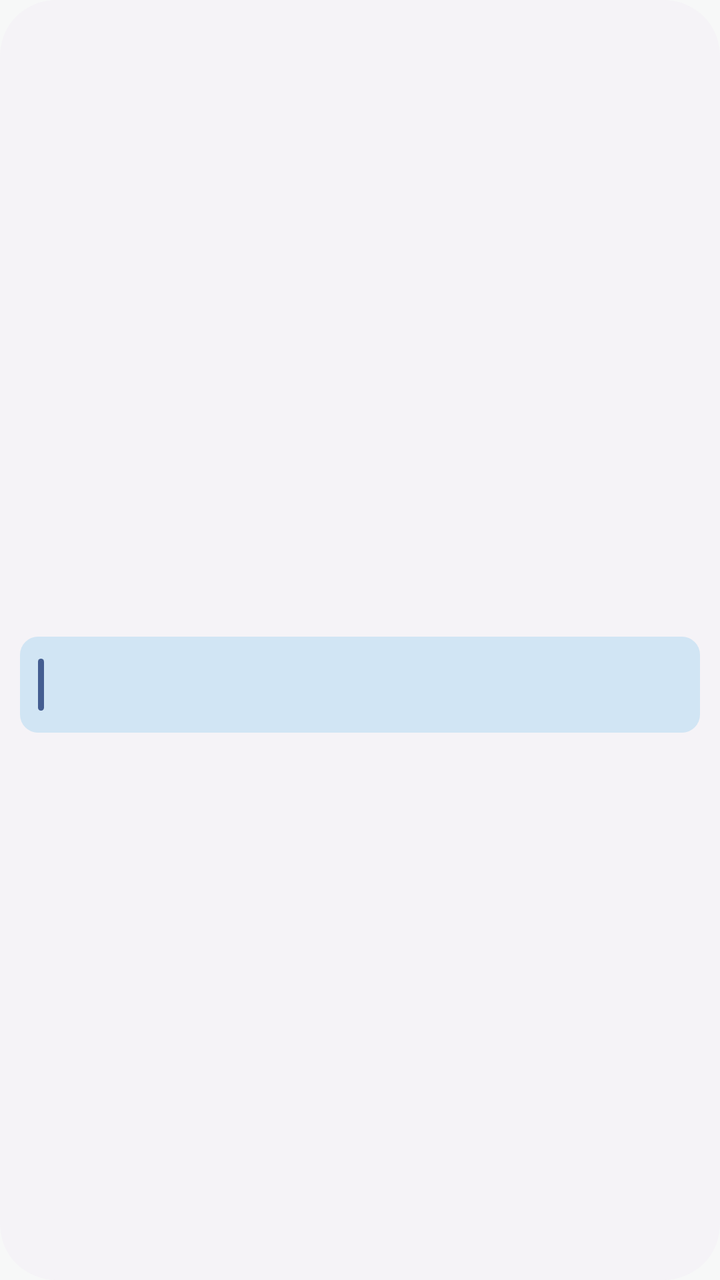
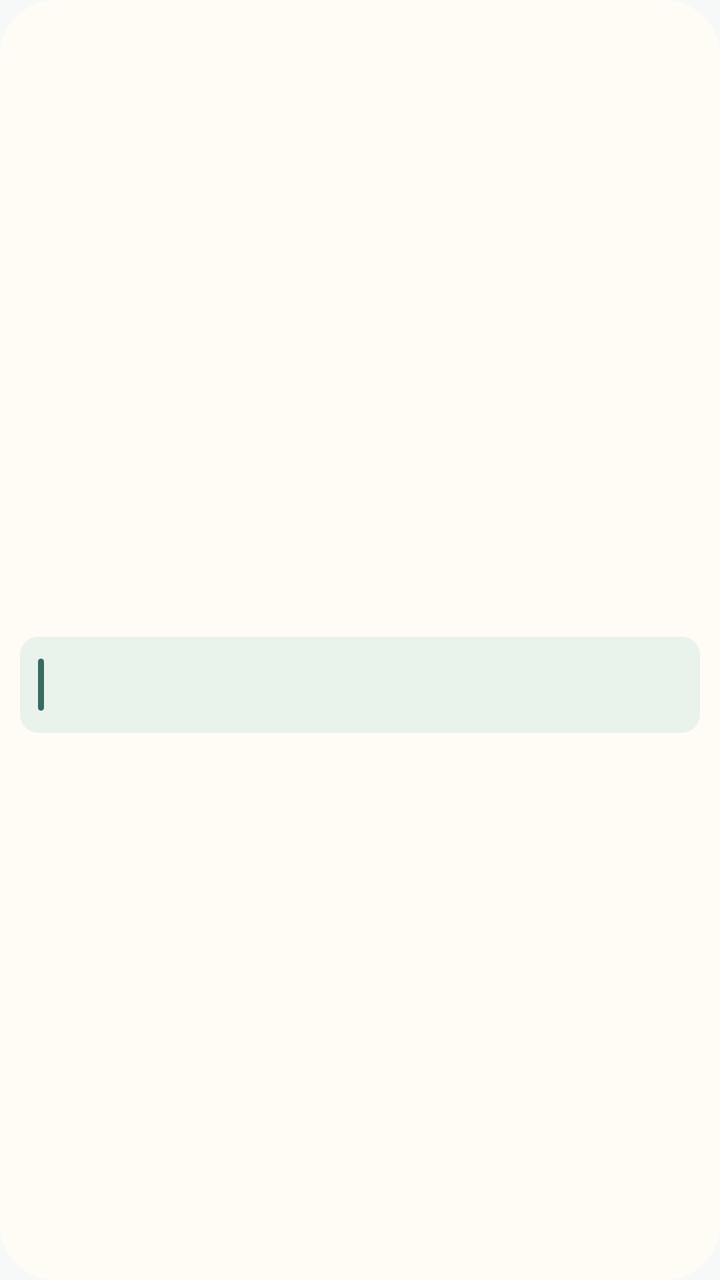

Before-and-after screenshots of an Android layout around one commit, followed by the original layout XML and the change that was made.
<!-- AndroidManifest.xml: application theme Theme.ClassTools -->
<!-- res/layout/timetable_widget.xml -->
<FrameLayout xmlns:android="http://schemas.android.com/apk/res/android" android:layout_width="match_parent" android:layout_height="match_parent" android:id="@+id/widget_root">
    <ImageView android:layout_width="match_parent" android:layout_height="match_parent" android:id="@+id/widget_backplate" android:src="@drawable/widget_paper_shape" android:scaleType="fitXY" android:importantForAccessibility="no" />
    <LinearLayout android:layout_width="match_parent" android:layout_height="match_parent" android:id="@+id/widget_body" android:orientation="vertical" android:gravity="center_vertical" android:padding="10dp">
        <LinearLayout android:layout_width="match_parent" android:layout_height="wrap_content" android:id="@+id/widget_header" android:orientation="horizontal" android:gravity="center_vertical" android:minHeight="48dp">
            <TextView android:layout_width="wrap_content" android:layout_height="wrap_content" android:id="@+id/widget_number" android:includeFontPadding="false" android:textSize="29sp" android:textColor="@color/widget_ink" android:ellipsize="end" android:maxLines="1" android:textStyle="bold" android:layout_marginEnd="5dp" />
            <ImageView android:layout_width="16dp" android:layout_height="16dp" android:id="@+id/widget_icon" android:importantForAccessibility="no" android:layout_marginEnd="5dp" />
            <TextView android:layout_width="0dp" android:layout_height="wrap_content" android:id="@+id/widget_heading" android:includeFontPadding="false" android:textSize="13sp" android:textColor="@color/widget_ink" android:ellipsize="end" android:maxLines="1" android:layout_weight="1" android:fontFamily="sans-serif-medium" />
            <TextView android:layout_width="wrap_content" android:layout_height="wrap_content" android:id="@+id/widget_summary" android:includeFontPadding="false" android:textSize="11sp" android:textColor="@color/widget_ink" android:ellipsize="end" android:maxLines="1" android:maxWidth="106dp" android:gravity="end" />
            <TextView android:layout_width="48dp" android:layout_height="48dp" android:id="@+id/widget_add" android:includeFontPadding="false" android:textSize="27sp" android:textColor="@color/widget_ink" android:ellipsize="end" android:maxLines="1" android:gravity="center" android:text="+" android:contentDescription="新建个人任务" android:visibility="gone" />
        </LinearLayout>
        <FrameLayout android:layout_width="match_parent" android:layout_height="wrap_content" android:id="@+id/widget_primary" android:minHeight="48dp" android:layout_marginBottom="3dp">
            <ImageView android:layout_width="match_parent" android:layout_height="match_parent" android:id="@+id/widget_primary_fill" android:src="@drawable/widget_band_shape" android:scaleType="fitXY" android:importantForAccessibility="no" />
            <LinearLayout android:layout_width="match_parent" android:layout_height="wrap_content" android:orientation="horizontal" android:minHeight="48dp" android:gravity="center_vertical" android:id="@+id/widget_primary_body" android:paddingHorizontal="9dp" android:paddingVertical="3dp">
                <ImageView android:layout_width="3dp" android:layout_height="26dp" android:id="@+id/widget_primary_rule" android:src="@drawable/widget_rule_shape" android:scaleType="fitXY" android:importantForAccessibility="no" />
                <LinearLayout android:layout_width="0dp" android:layout_height="wrap_content" android:orientation="vertical" android:layout_weight="1" android:paddingStart="8dp">
                    <TextView android:layout_width="match_parent" android:layout_height="wrap_content" android:id="@+id/widget_course" android:includeFontPadding="false" android:textSize="16sp" android:textColor="@color/widget_ink" android:ellipsize="end" android:maxLines="1" android:textStyle="bold" />
                    <TextView android:layout_width="match_parent" android:layout_height="wrap_content" android:id="@+id/widget_details" android:includeFontPadding="false" android:textSize="12sp" android:textColor="@color/widget_ink" android:ellipsize="end" android:maxLines="1" />
                </LinearLayout>
            </LinearLayout>
        </FrameLayout>
        <LinearLayout android:layout_width="match_parent" android:layout_height="wrap_content" android:id="@+id/widget_list" android:orientation="vertical" />
    </LinearLayout>
</FrameLayout>
<!-- resources referenced by this layout -->
<resources>
  <color name="widget_ink">#1C2629</color>
  <!-- drawable widget_band_shape (drawable) -->
  <shape xmlns:android="http://schemas.android.com/apk/res/android" android:shape="rectangle">
      <solid android:color="@color/widget_band" />
      <corners android:radius="9dp" />
  </shape>
  <!-- drawable widget_paper_shape (drawable) -->
  <shape xmlns:android="http://schemas.android.com/apk/res/android" android:shape="rectangle">
      <solid android:color="@color/widget_paper" />
      <corners android:radius="@dimen/ct_widget_radius" />
  </shape>
  <!-- drawable widget_rule_shape (drawable) -->
  <shape xmlns:android="http://schemas.android.com/apk/res/android" android:shape="rectangle">
      <solid android:color="@color/widget_accent" />
      <corners android:radius="2dp" />
  </shape>
  <style name="Theme.ClassTools" parent="android:Theme.Material.Light.NoActionBar">
          <item name="android:windowBackground">@color/ct_window_background</item>
          <item name="android:windowNoTitle">true</item>
          <item name="android:windowActionModeOverlay">true</item>
          <item name="android:statusBarColor">@android:color/transparent</item>
          <item name="android:navigationBarColor">@android:color/transparent</item>
          <item name="android:windowLightStatusBar">true</item>
          <item name="android:windowLightNavigationBar">true</item>
      </style>
  <color name="widget_band">#E6F0ED</color>
  <color name="widget_paper">#FFFFFF</color>
  <dimen name="ct_widget_radius">20dp</dimen>
  <color name="widget_accent">#24695C</color>
  <color name="ct_window_background">#F7F8F8</color>
</resources>

<!-- the commit's change to res/layout/timetable_widget.xml (unified diff, before → after) -->
@@ -7,15 +7,17 @@
             <TextView android:layout_width="0dp" android:layout_height="wrap_content" android:id="@+id/widget_heading" android:includeFontPadding="false" android:textSize="13sp" android:textColor="@color/widget_ink" android:ellipsize="end" android:maxLines="1" android:layout_weight="1" android:fontFamily="sans-serif-medium" />
             <TextView android:layout_width="wrap_content" android:layout_height="wrap_content" android:id="@+id/widget_summary" android:includeFontPadding="false" android:textSize="11sp" android:textColor="@color/widget_ink" android:ellipsize="end" android:maxLines="1" android:maxWidth="106dp" android:gravity="end" />
             <TextView android:layout_width="48dp" android:layout_height="48dp" android:id="@+id/widget_add" android:includeFontPadding="false" android:textSize="27sp" android:textColor="@color/widget_ink" android:ellipsize="end" android:maxLines="1" android:gravity="center" android:text="+" android:contentDescription="新建个人任务" android:visibility="gone" />
+            <ImageButton android:id="@+id/widget_refresh" android:layout_width="48dp" android:layout_height="48dp" android:background="?android:attr/selectableItemBackgroundBorderless" android:src="@drawable/widget_refresh" android:scaleType="center" android:contentDescription="刷新班级通知" android:visibility="gone" />
         </LinearLayout>
         <FrameLayout android:layout_width="match_parent" android:layout_height="wrap_content" android:id="@+id/widget_primary" android:minHeight="48dp" android:layout_marginBottom="3dp">
             <ImageView android:layout_width="match_parent" android:layout_height="match_parent" android:id="@+id/widget_primary_fill" android:src="@drawable/widget_band_shape" android:scaleType="fitXY" android:importantForAccessibility="no" />
-            <LinearLayout android:layout_width="match_parent" android:layout_height="wrap_content" android:orientation="horizontal" android:minHeight="48dp" android:gravity="center_vertical" android:id="@+id/widget_primary_body" android:paddingHorizontal="9dp" android:paddingVertical="3dp">
+            <LinearLayout android:layout_width="match_parent" android:layout_height="wrap_content" android:orientation="horizontal" android:minHeight="48dp" android:gravity="center_vertical" android:id="@+id/widget_primary_body" android:paddingHorizontal="9dp">
                 <ImageView android:layout_width="3dp" android:layout_height="26dp" android:id="@+id/widget_primary_rule" android:src="@drawable/widget_rule_shape" android:scaleType="fitXY" android:importantForAccessibility="no" />
                 <LinearLayout android:layout_width="0dp" android:layout_height="wrap_content" android:orientation="vertical" android:layout_weight="1" android:paddingStart="8dp">
                     <TextView android:layout_width="match_parent" android:layout_height="wrap_content" android:id="@+id/widget_course" android:includeFontPadding="false" android:textSize="16sp" android:textColor="@color/widget_ink" android:ellipsize="end" android:maxLines="1" android:textStyle="bold" />
                     <TextView android:layout_width="match_parent" android:layout_height="wrap_content" android:id="@+id/widget_details" android:includeFontPadding="false" android:textSize="12sp" android:textColor="@color/widget_ink" android:ellipsize="end" android:maxLines="1" />
                 </LinearLayout>
+                <ImageButton android:id="@+id/widget_primary_check" android:layout_width="48dp" android:layout_height="48dp" android:background="?android:attr/selectableItemBackgroundBorderless" android:src="@drawable/widget_check_outline" android:scaleType="center" android:contentDescription="完成任务" android:visibility="gone" />
             </LinearLayout>
         </FrameLayout>
         <LinearLayout android:layout_width="match_parent" android:layout_height="wrap_content" android:id="@+id/widget_list" android:orientation="vertical" />
<!-- resource entries referenced after the edit -->
@@ -1,16 +1,24 @@
 <!-- resources referenced by this layout -->
 <resources>
-  <color name="widget_ink">#1C2629</color>
+  <color name="widget_ink">#303A35</color>
   <!-- drawable widget_band_shape (drawable) -->
   <shape xmlns:android="http://schemas.android.com/apk/res/android" android:shape="rectangle">
       <solid android:color="@color/widget_band" />
       <corners android:radius="9dp" />
   </shape>
+  <!-- drawable widget_check_outline (drawable) -->
+  <vector xmlns:android="http://schemas.android.com/apk/res/android" android:width="22dp" android:height="22dp" android:viewportWidth="24" android:viewportHeight="24">
+      <path android:fillColor="@android:color/transparent" android:strokeColor="@color/widget_accent" android:strokeWidth="2" android:pathData="M6,3h12a3,3 0,0 1,3 3v12a3,3 0,0 1,-3 3H6a3,3 0,0 1,-3 -3V6a3,3 0,0 1,3 -3z" />
+  </vector>
   <!-- drawable widget_paper_shape (drawable) -->
   <shape xmlns:android="http://schemas.android.com/apk/res/android" android:shape="rectangle">
       <solid android:color="@color/widget_paper" />
       <corners android:radius="@dimen/ct_widget_radius" />
   </shape>
+  <!-- drawable widget_refresh (drawable) -->
+  <vector xmlns:android="http://schemas.android.com/apk/res/android" android:width="22dp" android:height="22dp" android:viewportWidth="24" android:viewportHeight="24">
+      <path android:fillColor="@color/widget_accent" android:pathData="M17.65,6.35A7.95,7.95 0,0 0,12 4a8,8 0,1 0,7.93 9h-2.02A6,6 0,1 1,12 6c1.66,0 3.14,0.69 4.22,1.78L13,11h7V4z" />
+  </vector>
   <!-- drawable widget_rule_shape (drawable) -->
   <shape xmlns:android="http://schemas.android.com/apk/res/android" android:shape="rectangle">
       <solid android:color="@color/widget_accent" />
@@ -25,10 +33,10 @@
           <item name="android:windowLightStatusBar">true</item>
           <item name="android:windowLightNavigationBar">true</item>
       </style>
-  <color name="widget_band">#E6F0ED</color>
-  <color name="widget_paper">#FFFFFF</color>
+  <color name="widget_band">#EAF2EC</color>
+  <color name="widget_paper">#FFFCF6</color>
   <dimen name="ct_widget_radius">20dp</dimen>
-  <color name="widget_accent">#24695C</color>
+  <color name="widget_accent">#396B61</color>
   <color name="ct_window_background">#F7F8F8</color>
 </resources>
 
